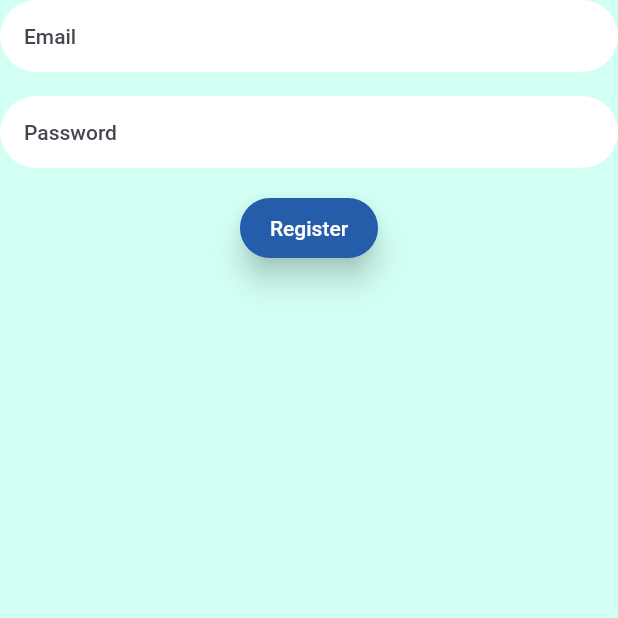
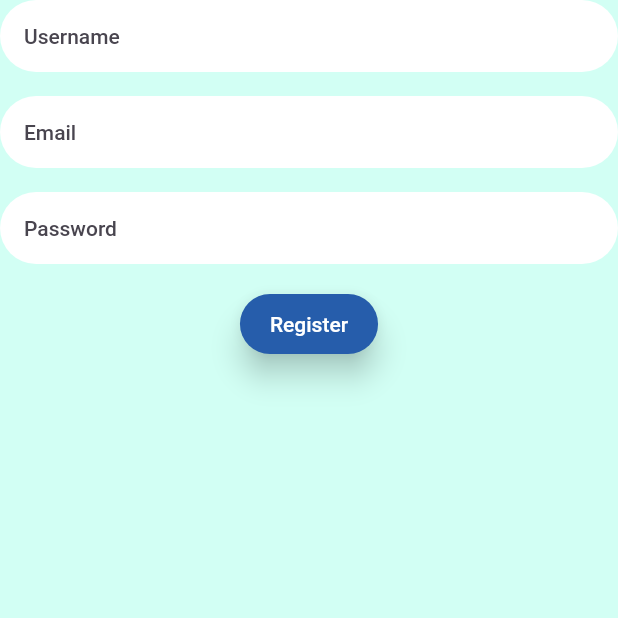
Before and after one commit to RLSMname/flutter-app, a Flutter app: the RegisterScreen screen opened directly, on a phone screen of 412 x 824 dp, the top half of it. Run offline on Flutter 3.47's test engine with Material 2 defaults, Android fonts, the phone set to English and light mode, and no system bars; drawn by our look-alikes of flutter_form_builder; our stand-ins replace cloud_firestore, firebase_auth, firebase_core, form_builder_validators; accounts and stored records are empty; Roboto replaces fonts that are missing (Montserrat).

Commit message:
Added database storing and fetching

```diff
--- /dev/null
+++ b/lib/models/user_model.dart
@@ -0,0 +1,37 @@
+import 'package:cloud_firestore/cloud_firestore.dart';
+
+class UserModel{
+  String? id;
+  final String username;
+  final String email;
+  final String password;
+
+  UserModel({
+    this.id,
+    required this.username,
+    required this.email,
+    required this.password,
+});
+
+  void setID(String? newID){
+    id = newID;
+  }
+
+  Map<String, dynamic> toJson(){
+    return {
+      "id" : id,
+      "username" : username,
+      "email" : email,
+      "password" : password,
+    };
+  }
+
+  static UserModel fromJson(Map<String, dynamic> json){
+    return UserModel(id: json['id'],username: json['username'], email: json['email'], password: json['password'],);
+  }
+
+  factory UserModel.fromSnapshot(DocumentSnapshot<Map<String, dynamic>> document){
+    final data = document.data()!;
+    return UserModel.fromJson(data);
+  }
+}
--- a/lib/screens/auth_screen.dart
+++ b/lib/screens/auth_screen.dart
@@ -32,7 +32,7 @@ class _AuthScreenState extends State<AuthScreen> {
                       });
                     },
                     behavior: HitTestBehavior.opaque,
-                    child: BottomText(isRegisterScreen: isRegisterScreen),
+                    child: BottomText(isRegisterScreen),
                   )
                 ],
               ),
--- a/lib/utils/auth.dart
+++ b/lib/utils/auth.dart
@@ -4,17 +4,19 @@ import 'package:firebase_auth/firebase_auth.dart';
 class Auth{
   final FirebaseAuth _auth = FirebaseAuth.instance;
 
-  Future<void> registerWithEmailAndPassword(
+  Future<UserCredential> registerWithEmailAndPassword(
       String email, String password
       ) async {
       final user = await _auth.createUserWithEmailAndPassword(
           email: email, password: password);
 
+      return user;
   }
 
   Future<void> signInWithEmailAndPassword(
       String email, String password
       ) async {
     final user = await _auth.signInWithEmailAndPassword(email: email, password: password);
+
   }
 }
--- a/lib/widgets/bottom_text.dart
+++ b/lib/widgets/bottom_text.dart
@@ -4,7 +4,7 @@ import '../utils/constants.dart';
 
 class BottomText extends StatelessWidget {
    final bool isRegisterScreen;
-   const BottomText({super.key, required this.isRegisterScreen});
+   const BottomText(this.isRegisterScreen,{super.key});
 
   @override
   Widget build(BuildContext context) {
--- a/lib/widgets/forms/login_form.dart
+++ b/lib/widgets/forms/login_form.dart
@@ -1,6 +1,7 @@
 import 'package:flutter/material.dart';
 import 'package:flutter_form_builder/flutter_form_builder.dart';
 import 'package:form_builder_validators/form_builder_validators.dart';
+import 'package:testproj/repository/user_repository.dart';
 
 
 import '../../utils/auth.dart';
--- a/lib/widgets/forms/register_form.dart
+++ b/lib/widgets/forms/register_form.dart
@@ -1,6 +1,8 @@
 import 'package:flutter/material.dart';
 import 'package:flutter_form_builder/flutter_form_builder.dart';
 import 'package:form_builder_validators/form_builder_validators.dart';
+import 'package:testproj/models/user_model.dart';
+import 'package:testproj/repository/user_repository.dart';
 
 import '../../utils/auth.dart';
 import '../../utils/constants.dart';
@@ -15,6 +17,15 @@ class RegisterForm extends StatefulWidget {
 
 class _RegisterFormState extends State<RegisterForm> {
   final _formKey = GlobalKey<FormBuilderState>();
+  UserRepository repository = UserRepository();
+  //sth sth repository
+
+
+ Future addUserToDatabase(String username, String email, String password) async{
+
+   ///fix here
+   await repository.createUser(UserModel(username: username, email: email, password: password));
+ }
 
   @override
   Widget build(BuildContext context) {
@@ -22,6 +33,27 @@ class _RegisterFormState extends State<RegisterForm> {
       key: _formKey,
       child: Column(
         children: [
+          FormBuilderTextField(
+            name: 'username',
+            decoration: InputDecoration(
+              border: OutlineInputBorder(
+                borderRadius: BorderRadius.circular(30),
+                borderSide: BorderSide.none,
+              ),
+              filled: true,
+              fillColor: Colors.white,
+              hintText: 'Username',
+            ),
+            validator: FormBuilderValidators.compose([
+              FormBuilderValidators.required(),
+              FormBuilderValidators.match("^[a-zA-z]+[a-zA-z0-9]+\$"),
+            ]),
+          ),
+
+          const SizedBox(
+            height: 16,
+          ),
+
           FormBuilderTextField(
             name: 'email',
             decoration: InputDecoration(
@@ -66,8 +98,13 @@ class _RegisterFormState extends State<RegisterForm> {
                 Map<String, dynamic>? value =
                     _formKey.currentState?.instantValue;
 
-                Auth().registerWithEmailAndPassword(
+                var registeredUser = Auth().registerWithEmailAndPassword(
                     value?['email'], value?['password']);
+
+                ///adding the user
+
+                addUserToDatabase(value?['username'], value?['email'], value?['password']);
+
               },
               style: ElevatedButton.styleFrom(
                 padding: const EdgeInsets.symmetric(vertical: 0),
--- a/pubspec.yaml
+++ b/pubspec.yaml
@@ -39,7 +39,7 @@ dependencies:
   flutter_form_builder: ^9.1.0
   form_builder_validators: ^9.0.0
   firebase_auth: ^4.7.2
-
+  cloud_firestore: ^4.2.0
 dev_dependencies:
   flutter_test:
     sdk: flutter
```
Also changed, not shown: lib/repository/user_repository.dart (added, +28 -0 lines), pubspec.lock, 1 other file.
